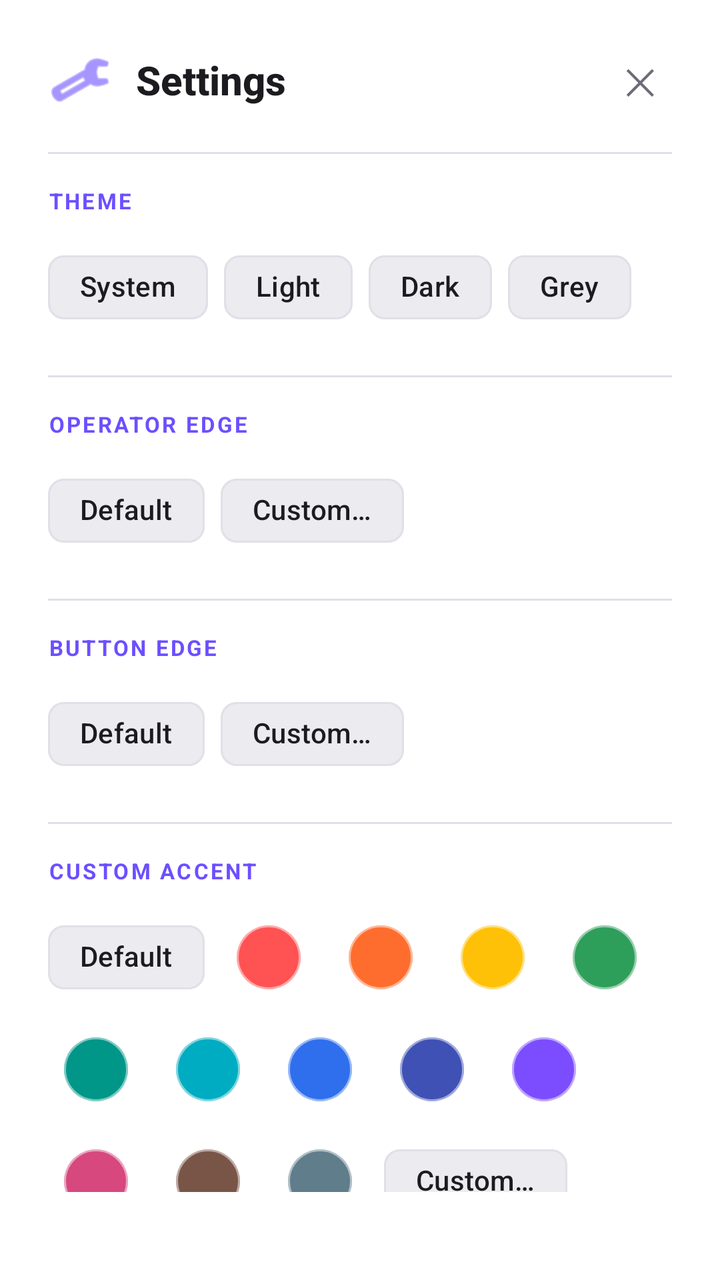
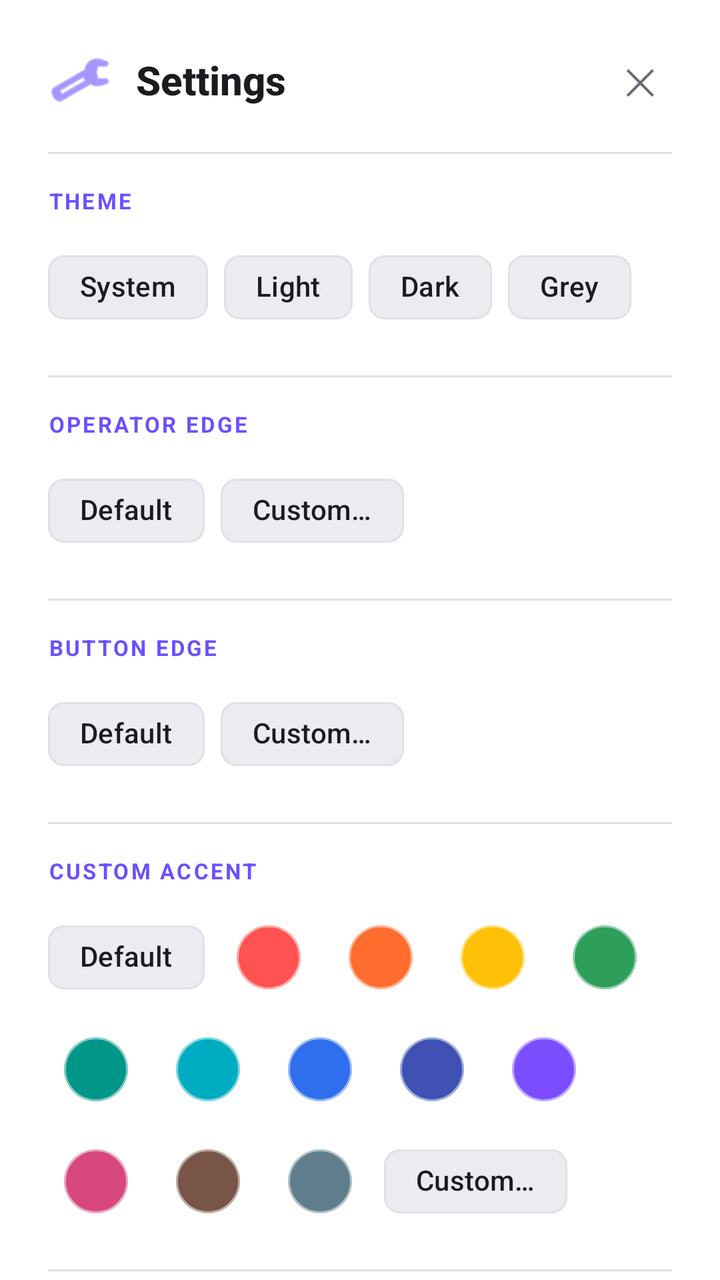

Two renders of the same Android screen: before a commit and after it. Below are the layout's source before the change and the commit's diff.
<!-- AndroidManifest.xml: application theme Theme.CalculatorApp -->
<!-- res/layout/dialog_settings.xml -->
<?xml version="1.0" encoding="utf-8"?>
<LinearLayout xmlns:android="http://schemas.android.com/apk/res/android"
    xmlns:app="http://schemas.android.com/apk/res-auto"
    android:layout_width="match_parent"
    android:layout_height="wrap_content"
    android:orientation="vertical"
    android:background="?attr/calcCardBackground"
    android:padding="24dp">

    
    <LinearLayout
        android:layout_width="match_parent"
        android:layout_height="wrap_content"
        android:orientation="horizontal"
        android:gravity="center_vertical"
        android:layout_marginBottom="20dp">

        <ImageView
            android:id="@+id/img_settings_icon"
            android:layout_width="32dp"
            android:layout_height="32dp"
            android:src="@android:drawable/ic_menu_preferences"
            app:tint="?attr/calcAccent"
            android:contentDescription="@null" />

        <TextView
            android:layout_width="0dp"
            android:layout_height="wrap_content"
            android:layout_weight="1"
            android:layout_marginStart="12dp"
            android:text="@string/menu_settings"
            android:textColor="?attr/calcTextPrimary"
            android:textSize="20sp"
            android:textStyle="bold"
            android:fontFamily="sans-serif-medium" />

        <TextView
            android:id="@+id/btn_settings_close"
            android:layout_width="32dp"
            android:layout_height="32dp"
            android:gravity="center"
            android:text="✕"
            android:textColor="?attr/calcTextSecondary"
            android:textSize="18sp"
            android:background="?attr/selectableItemBackgroundBorderless"
            android:clickable="true"
            android:focusable="true" />
    </LinearLayout>

    
    <View
        android:layout_width="match_parent"
        android:layout_height="1dp"
        android:background="?attr/calcDivider"
        android:layout_marginBottom="16dp" />

    
    <TextView
        android:id="@+id/tv_label_theme"
        android:layout_width="wrap_content"
        android:layout_height="wrap_content"
        android:text="@string/settings_theme"
        android:textColor="?attr/calcAccent"
        android:textSize="11sp"
        android:textStyle="bold"
        android:letterSpacing="0.1"
        android:layout_marginBottom="12dp" />

    <com.google.android.material.chip.ChipGroup
        android:id="@+id/chip_group_theme"
        android:layout_width="match_parent"
        android:layout_height="wrap_content"
        app:singleSelection="true"
        android:layout_marginBottom="20dp"
        app:chipSpacing="8dp"
        app:selectionRequired="true">

        <com.google.android.material.chip.Chip
            android:id="@+id/chip_theme_system"
            style="@style/Widget.Material3.Chip.Filter"
            android:layout_width="wrap_content"
            android:layout_height="wrap_content"
            android:text="@string/theme_system"
            android:textColor="?attr/calcTextPrimary"
            app:chipBackgroundColor="?attr/calcButtonBackground"
            app:chipStrokeColor="?attr/calcDivider" />

        <com.google.android.material.chip.Chip
            android:id="@+id/chip_theme_light"
            style="@style/Widget.Material3.Chip.Filter"
            android:layout_width="wrap_content"
            android:layout_height="wrap_content"
            android:text="@string/theme_light"
            android:textColor="?attr/calcTextPrimary"
            app:chipBackgroundColor="?attr/calcButtonBackground"
            app:chipStrokeColor="?attr/calcDivider" />

        <com.google.android.material.chip.Chip
            android:id="@+id/chip_theme_dark"
            style="@style/Widget.Material3.Chip.Filter"
            android:layout_width="wrap_content"
            android:layout_height="wrap_content"
            android:text="@string/theme_dark"
            android:textColor="?attr/calcTextPrimary"
            app:chipBackgroundColor="?attr/calcButtonBackground"
            app:chipStrokeColor="?attr/calcDivider" />

        <com.google.android.material.chip.Chip
            android:id="@+id/chip_theme_grey"
            style="@style/Widget.Material3.Chip.Filter"
            android:layout_width="wrap_content"
            android:layout_height="wrap_content"
            android:text="@string/theme_grey"
            android:textColor="?attr/calcTextPrimary"
            app:chipBackgroundColor="?attr/calcButtonBackground"
            app:chipStrokeColor="?attr/calcDivider" />

    </com.google.android.material.chip.ChipGroup>

    
    <View
        android:layout_width="match_parent"
        android:layout_height="1dp"
        android:background="?attr/calcDivider"
        android:layout_marginBottom="16dp" />

    
    <TextView
        android:id="@+id/tv_label_op_edge"
        android:layout_width="wrap_content"
        android:layout_height="wrap_content"
        android:text="@string/settings_operator_edge"
        android:textColor="?attr/calcAccent"
        android:textSize="11sp"
        android:textStyle="bold"
        android:letterSpacing="0.1"
        android:layout_marginBottom="12dp" />

    <com.google.android.material.chip.ChipGroup
        android:id="@+id/chip_group_op_edge"
        android:layout_width="match_parent"
        android:layout_height="wrap_content"
        app:singleSelection="true"
        android:layout_marginBottom="20dp"
        app:chipSpacing="8dp"
        app:selectionRequired="true">

        <com.google.android.material.chip.Chip
            android:id="@+id/chip_op_edge_default"
            style="@style/Widget.Material3.Chip.Filter"
            android:layout_width="wrap_content"
            android:layout_height="wrap_content"
            android:text="@string/color_default"
            android:textColor="?attr/calcTextPrimary"
            app:chipBackgroundColor="?attr/calcButtonBackground"
            app:chipStrokeColor="?attr/calcDivider" />

        <com.google.android.material.chip.Chip
            android:id="@+id/chip_op_edge_custom"
            style="@style/Widget.Material3.Chip.Filter"
            android:layout_width="wrap_content"
            android:layout_height="wrap_content"
            android:text="@string/color_custom"
            android:textColor="?attr/calcTextPrimary"
            app:chipBackgroundColor="?attr/calcButtonBackground"
            app:chipStrokeColor="?attr/calcDivider" />

    </com.google.android.material.chip.ChipGroup>

    
    <View
        android:layout_width="match_parent"
        android:layout_height="1dp"
        android:background="?attr/calcDivider"
        android:layout_marginBottom="16dp" />

    
    <TextView
        android:id="@+id/tv_label_edge"
        android:layout_width="wrap_content"
        android:layout_height="wrap_content"
        android:text="@string/settings_button_edge"
        android:textColor="?attr/calcAccent"
        android:textSize="11sp"
        android:textStyle="bold"
        android:letterSpacing="0.1"
        android:layout_marginBottom="12dp" />

    <com.google.android.material.chip.ChipGroup
        android:id="@+id/chip_group_edge"
        android:layout_width="match_parent"
        android:layout_height="wrap_content"
        app:singleSelection="true"
        android:layout_marginBottom="20dp"
        app:chipSpacing="8dp"
        app:selectionRequired="true">

        <com.google.android.material.chip.Chip
            android:id="@+id/chip_edge_default"
            style="@style/Widget.Material3.Chip.Filter"
            android:layout_width="wrap_content"
            android:layout_height="wrap_content"
            android:text="@string/color_default"
            android:textColor="?attr/calcTextPrimary"
            app:chipBackgroundColor="?attr/calcButtonBackground"
            app:chipStrokeColor="?attr/calcDivider" />

        <com.google.android.material.chip.Chip
            android:id="@+id/chip_edge_custom"
            style="@style/Widget.Material3.Chip.Filter"
            android:layout_width="wrap_content"
            android:layout_height="wrap_content"
            android:text="@string/color_custom"
            android:textColor="?attr/calcTextPrimary"
            app:chipBackgroundColor="?attr/calcButtonBackground"
            app:chipStrokeColor="?attr/calcDivider" />

    </com.google.android.material.chip.ChipGroup>

    
    <View
        android:layout_width="match_parent"
        android:layout_height="1dp"
        android:background="?attr/calcDivider"
        android:layout_marginBottom="16dp" />

    
    <TextView
        android:id="@+id/tv_label_accent"
        android:layout_width="wrap_content"
        android:layout_height="wrap_content"
        android:text="@string/settings_accent"
        android:textColor="?attr/calcAccent"
        android:textSize="11sp"
        android:textStyle="bold"
        android:letterSpacing="0.1"
        android:layout_marginBottom="12dp" />

    <com.google.android.material.chip.ChipGroup
        android:id="@+id/chip_group_accent"
        android:layout_width="match_parent"
        android:layout_height="wrap_content"
        app:singleSelection="true"
        android:layout_marginBottom="20dp"
        app:chipSpacing="8dp"
        app:selectionRequired="true">

        <com.google.android.material.chip.Chip
            android:id="@+id/chip_accent_default"
            style="@style/Widget.Material3.Chip.Filter"
            android:layout_width="wrap_content"
            android:layout_height="wrap_content"
            android:text="@string/accent_default"
            android:textColor="?attr/calcTextPrimary"
            app:chipBackgroundColor="?attr/calcButtonBackground"
            app:chipStrokeColor="?attr/calcDivider" />

        <com.google.android.material.chip.Chip
            android:id="@+id/swatch_red"
            style="@style/Widget.Material3.Chip.Filter"
            android:layout_width="wrap_content"
            android:layout_height="wrap_content"
            android:minWidth="36dp"
            android:minHeight="36dp"
            android:text=""
            android:contentDescription="@string/accent_swatch"
            app:chipBackgroundColor="#FF5252"
            app:chipCornerRadius="18dp"
            app:chipStrokeColor="#80FFFFFF"
            app:chipStrokeWidth="1dp" />

        <com.google.android.material.chip.Chip
            android:id="@+id/swatch_orange"
            style="@style/Widget.Material3.Chip.Filter"
            android:layout_width="wrap_content"
            android:layout_height="wrap_content"
            android:minWidth="36dp"
            android:minHeight="36dp"
            android:text=""
            android:contentDescription="@string/accent_swatch"
            app:chipBackgroundColor="#FF6D2E"
            app:chipCornerRadius="18dp"
            app:chipStrokeColor="#80FFFFFF"
            app:chipStrokeWidth="1dp" />

        <com.google.android.material.chip.Chip
            android:id="@+id/swatch_amber"
            style="@style/Widget.Material3.Chip.Filter"
            android:layout_width="wrap_content"
            android:layout_height="wrap_content"
            android:minWidth="36dp"
            android:minHeight="36dp"
            android:text=""
            android:contentDescription="@string/accent_swatch"
            app:chipBackgroundColor="#FFC107"
            app:chipCornerRadius="18dp"
            app:chipStrokeColor="#80FFFFFF"
            app:chipStrokeWidth="1dp" />

        <com.google.android.material.chip.Chip
            android:id="@+id/swatch_green"
            style="@style/Widget.Material3.Chip.Filter"
            android:layout_width="wrap_content"
            android:layout_height="wrap_content"
            android:minWidth="36dp"
            android:minHeight="36dp"
            android:text=""
            android:contentDescription="@string/accent_swatch"
            app:chipBackgroundColor="#2E9E5B"
            app:chipCornerRadius="18dp"
            app:chipStrokeColor="#80FFFFFF"
            app:chipStrokeWidth="1dp" />

        <com.google.android.material.chip.Chip
            android:id="@+id/swatch_teal"
            style="@style/Widget.Material3.Chip.Filter"
            android:layout_width="wrap_content"
            android:layout_height="wrap_content"
            android:minWidth="36dp"
            android:minHeight="36dp"
            android:text=""
            android:contentDescription="@string/accent_swatch"
            app:chipBackgroundColor="#009688"
            app:chipCornerRadius="18dp"
            app:chipStrokeColor="#80FFFFFF"
            app:chipStrokeWidth="1dp" />

        <com.google.android.material.chip.Chip
            android:id="@+id/swatch_cyan"
            style="@style/Widget.Material3.Chip.Filter"
            android:layout_width="wrap_content"
            android:layout_height="wrap_content"
            android:minWidth="36dp"
            android:minHeight="36dp"
            android:text=""
            android:contentDescription="@string/accent_swatch"
            app:chipBackgroundColor="#00ACC1"
            app:chipCornerRadius="18dp"
            app:chipStrokeColor="#80FFFFFF"
            app:chipStrokeWidth="1dp" />

        <com.google.android.material.chip.Chip
            android:id="@+id/swatch_blue"
            style="@style/Widget.Material3.Chip.Filter"
            android:layout_width="wrap_content"
            android:layout_height="wrap_content"
            android:minWidth="36dp"
            android:minHeight="36dp"
            android:text=""
            android:contentDescription="@string/accent_swatch"
            app:chipBackgroundColor="#2F6FED"
            app:chipCornerRadius="18dp"
            app:chipStrokeColor="#80FFFFFF"
            app:chipStrokeWidth="1dp" />

        <com.google.android.material.chip.Chip
            android:id="@+id/swatch_indigo"
            style="@style/Widget.Material3.Chip.Filter"
            android:layout_width="wrap_content"
            android:layout_height="wrap_content"
            android:minWidth="36dp"
            android:minHeight="36dp"
            android:text=""
            android:contentDescription="@string/accent_swatch"
            app:chipBackgroundColor="#3F51B5"
            app:chipCornerRadius="18dp"
            app:chipStrokeColor="#80FFFFFF"
            app:chipStrokeWidth="1dp" />

        <com.google.android.material.chip.Chip
            android:id="@+id/swatch_purple"
            style="@style/Widget.Material3.Chip.Filter"
            android:layout_width="wrap_content"
            android:layout_height="wrap_content"
            android:minWidth="36dp"
            android:minHeight="36dp"
            android:text=""
            android:contentDescription="@string/accent_swatch"
            app:chipBackgroundColor="#7C4DFF"
            app:chipCornerRadius="18dp"
            app:chipStrokeColor="#80FFFFFF"
            app:chipStrokeWidth="1dp" />

        <com.google.android.material.chip.Chip
            android:id="@+id/swatch_pink"
            style="@style/Widget.Material3.Chip.Filter"
            android:layout_width="wrap_content"
            android:layout_height="wrap_content"
            android:minWidth="36dp"
            android:minHeight="36dp"
            android:text=""
            android:contentDescription="@string/accent_swatch"
            app:chipBackgroundColor="#D6487E"
            app:chipCornerRadius="18dp"
            app:chipStrokeColor="#80FFFFFF"
            app:chipStrokeWidth="1dp" />

        <com.google.android.material.chip.Chip
            android:id="@+id/swatch_brown"
            style="@style/Widget.Material3.Chip.Filter"
            android:layout_width="wrap_content"
            android:layout_height="wrap_content"
            android:minWidth="36dp"
            android:minHeight="36dp"
            android:text=""
            android:contentDescription="@string/accent_swatch"
            app:chipBackgroundColor="#795548"
            app:chipCornerRadius="18dp"
            app:chipStrokeColor="#80FFFFFF"
            app:chipStrokeWidth="1dp" />

        <com.google.android.material.chip.Chip
            android:id="@+id/swatch_slate"
            style="@style/Widget.Material3.Chip.Filter"
            android:layout_width="wrap_content"
            android:layout_height="wrap_content"
            android:minWidth="36dp"
            android:minHeight="36dp"
            android:text=""
            android:contentDescription="@string/accent_swatch"
            app:chipBackgroundColor="#607D8B"
            app:chipCornerRadius="18dp"
            app:chipStrokeColor="#80FFFFFF"
            app:chipStrokeWidth="1dp" />

        <com.google.android.material.chip.Chip
            android:id="@+id/chip_accent_custom"
            style="@style/Widget.Material3.Chip.Filter"
            android:layout_width="wrap_content"
            android:layout_height="wrap_content"
            android:text="@string/accent_custom"
            android:textColor="?attr/calcTextPrimary"
            app:chipBackgroundColor="?attr/calcButtonBackground"
            app:chipStrokeColor="?attr/calcDivider" />

    </com.google.android.material.chip.ChipGroup>

    
    <View
        android:layout_width="match_parent"
        android:layout_height="1dp"
        android:background="?attr/calcDivider"
        android:layout_marginBottom="16dp" />

    
    <TextView
        android:id="@+id/tv_label_feedback"
        android:layout_width="wrap_content"
        android:layout_height="wrap_content"
        android:text="@string/settings_feedback"
        android:textColor="?attr/calcAccent"
        android:textSize="11sp"
        android:textStyle="bold"
        android:letterSpacing="0.1"
        android:layout_marginBottom="8dp" />

    <LinearLayout
        android:layout_width="match_parent"
        android:layout_height="wrap_content"
        android:gravity="center_vertical"
        android:orientation="horizontal"
        android:paddingVertical="4dp">

        <TextView
            android:layout_width="0dp"
            android:layout_height="wrap_content"
            android:layout_weight="1"
            android:text="@string/settings_haptic"
            android:textColor="?attr/calcTextPrimary"
            android:textSize="16sp" />

        <com.google.android.material.switchmaterial.SwitchMaterial
            android:id="@+id/switch_haptic"
            android:layout_width="wrap_content"
            android:layout_height="wrap_content"
            android:checked="true" />

    </LinearLayout>

</LinearLayout>
<!-- resources referenced by this layout -->
<resources>
  <string name="accent_custom">Custom…</string>
  <string name="accent_default">Default</string>
  <string name="accent_swatch">Accent color</string>
  <string name="color_custom">Custom…</string>
  <string name="color_default">Default</string>
  <string name="menu_settings">Settings</string>
  <string name="settings_accent">CUSTOM ACCENT</string>
  <string name="settings_button_edge">BUTTON EDGE</string>
  <string name="settings_feedback">FEEDBACK</string>
  <string name="settings_haptic">Haptic Feedback</string>
  <string name="settings_operator_edge">OPERATOR EDGE</string>
  <string name="settings_theme">THEME</string>
  <string name="theme_dark">Dark</string>
  <string name="theme_grey">Grey</string>
  <string name="theme_light">Light</string>
  <string name="theme_system">System</string>
  <style name="Theme.CalculatorApp" parent="Theme.Material3.DayNight.NoActionBar">
          
          <item name="calcBackground">@color/bg_primary</item>
          <item name="calcBackgroundSecondary">@color/bg_secondary</item>
          <item name="calcCardBackground">@color/bg_card</item>
          <item name="calcKeyboardBackground">@color/bg_keyboard</item>
          <item name="calcButtonBackground">@color/bg_button</item>
          <item name="calcButtonPressed">@color/bg_button_pressed</item>
          <item name="calcTextPrimary">@color/text_primary</item>
          <item name="calcTextSecondary">@color/text_secondary</item>
          <item name="calcTextDisabled">@color/text_disabled</item>
          <item name="calcAccent">@color/accent_purple</item>
          <item name="calcAccentDark">@color/accent_purple_dark</item>
          <item name="calcAccentPressed">@color/accent_purple_pressed</item>
          <item name="calcDivider">@color/divider_subtle</item>
          <item name="calcDanger">@color/danger</item>
          <item name="calcDangerBackground">@color/danger_bg</item>
  
          
          <item name="android:colorBackground">@color/bg_primary</item>
          <item name="colorOnBackground">@color/text_primary</item>
          <item name="colorSurface">@color/bg_keyboard</item>
          <item name="colorOnSurface">@color/text_primary</item>
          <item name="colorSurfaceVariant">@color/bg_card</item>
          <item name="colorOnSurfaceVariant">@color/text_secondary</item>
          <item name="colorPrimaryContainer">@color/accent_purple_dark</item>
          <item name="colorOnPrimaryContainer">@color/accent_purple</item>
          <item name="colorSecondaryContainer">@color/bg_button</item>
          <item name="colorOnSecondaryContainer">@color/text_secondary</item>
          <item name="colorTertiary">@color/accent_purple</item>
          <item name="colorOnTertiary">@color/text_primary</item>
          <item name="android:statusBarColor">@color/bg_primary</item>
          <item name="android:navigationBarColor">@color/bg_primary</item>
      </style>
  <color name="bg_primary">#FFF8F8FF</color>
  <color name="bg_secondary">#FFF0F0F5</color>
  <color name="bg_card">#FFFFFFFF</color>
  <color name="bg_keyboard">#FFF5F5FA</color>
  <color name="bg_button">#FFEBEBF0</color>
  <color name="bg_button_pressed">#FFE0E0E8</color>
  <color name="text_primary">#FF1C1B1F</color>
  <color name="text_secondary">#FF6E6B76</color>
  <color name="text_disabled">#FF9E9BA6</color>
  <color name="accent_purple">#FF6C4FFF</color>
  <color name="accent_purple_dark">#FF4A37BF</color>
  <color name="accent_purple_pressed">#FF5B3EE8</color>
  <color name="divider_subtle">#FFE0E0E8</color>
  <color name="danger">#FFD32F2F</color>
  <color name="danger_bg">#FFFDECEA</color>
</resources>

<!-- the commit's change to res/layout/dialog_settings.xml (unified diff, before → after) -->
@@ -1,11 +1,17 @@
 <?xml version="1.0" encoding="utf-8"?>
-<LinearLayout xmlns:android="http://schemas.android.com/apk/res/android"
+<androidx.core.widget.NestedScrollView xmlns:android="http://schemas.android.com/apk/res/android"
     xmlns:app="http://schemas.android.com/apk/res-auto"
     android:layout_width="match_parent"
     android:layout_height="wrap_content"
-    android:orientation="vertical"
     android:background="?attr/calcCardBackground"
-    android:padding="24dp">
+    android:fillViewport="true">
+
+    <LinearLayout
+        android:layout_width="match_parent"
+        android:layout_height="wrap_content"
+        android:orientation="vertical"
+        android:background="?attr/calcCardBackground"
+        android:padding="24dp">
 
     
     <LinearLayout
@@ -478,3 +484,4 @@
     </LinearLayout>
 
 </LinearLayout>
+</androidx.core.widget.NestedScrollView>
